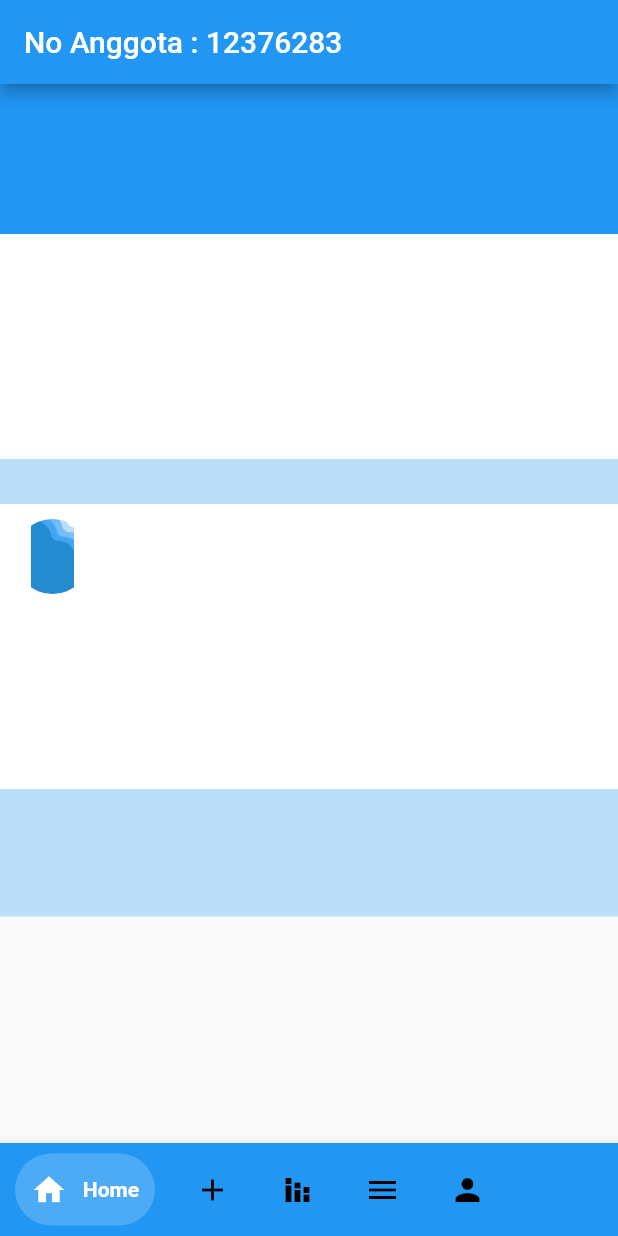
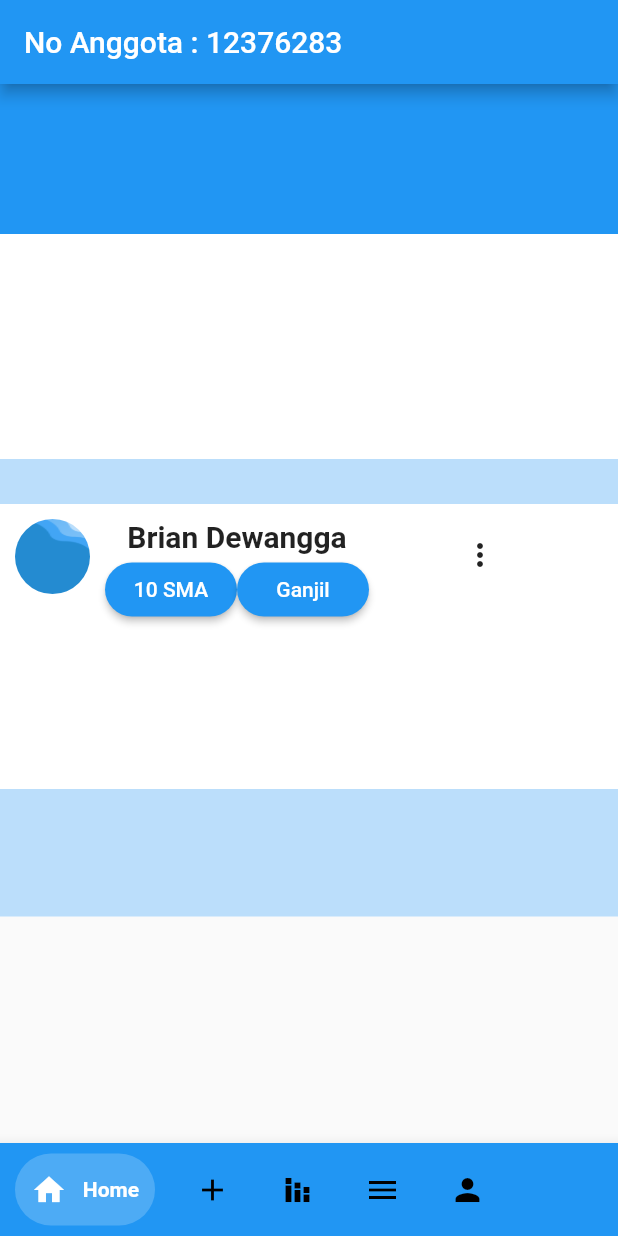
Before and after one commit to zulham724/flutter_penilaian, a Flutter app: the screen it shows after launch, after a tap on "Ke Halaman Profile", on a phone screen of 412 x 824 dp. Run offline on Flutter 3.47's test engine with Material 2 defaults, Android fonts, the phone set to English and light mode, and no system bars; drawn by our look-alikes of bubble_bottom_bar; our stand-ins replace get.

Commit message:
perbaikan home page dan lanjutan profile page

```diff
--- a/lib/app/modules/home/views/home_view.dart
+++ b/lib/app/modules/home/views/home_view.dart
@@ -41,9 +41,8 @@ class HomeView extends GetView<HomeController> {
         centerTitle: true,
       ),
       body: Center(
-          child: Column(
-        mainAxisAlignment: MainAxisAlignment.center,
-        children: [
+          child: ListView(
+          children: [
           RaisedButton(
             onPressed: () => Get.to(() => LoginView()),
             child: Text('Ke Halaman Login'),
--- a/lib/app/modules/profile/views/profile_view.dart
+++ b/lib/app/modules/profile/views/profile_view.dart
@@ -96,7 +96,7 @@ class _MyHomePageState extends State<MyHomePage> {
                 Icons.stacked_bar_chart,
                 color: Colors.white,
               ),
-              title: Text("Statistik")),
+              title: Text("Hasil")),
           BubbleBottomBarItem(
               backgroundColor: Colors.white,
               icon: Icon(
@@ -176,13 +176,73 @@ class _MyHomePageState extends State<MyHomePage> {
                                         decoration: BoxDecoration(
                                           borderRadius: BorderRadius.circular(100.0),
                                           image: DecorationImage(
-                                            image: AssetImage("assets/bg-login-2.png")
+                                            image: AssetImage("assets/bg-login-2.png"),
+                                            fit: BoxFit.fill,
                                           ),
                                         ),
                                       )
                                     ]
                                   ),
-                                )
+                                ), //End Gambar profil
+
+                                //Nama & Button
+                                Container(
+                                  margin: EdgeInsets.symmetric(vertical: 10),
+                                  child: Column(
+                                    children: [
+                                      Container(
+                                        child: Text(
+                                          'Brian Dewangga',
+                                          style: TextStyle(
+                                          fontWeight: FontWeight.bold,
+                                          fontSize: 20,
+                                          ),
+                                        ),
+                                      ),
+                                      Container(
+                                        child: Row(
+                                          children: [
+                                            RaisedButton(
+                                              shape: RoundedRectangleBorder(
+                                                borderRadius: new BorderRadius.circular(20)
+                                              ),
+                                              onPressed: () => true,
+                                              color: Colors.blue,
+                                              child: Text(
+                                                '10 SMA',
+                                                style: TextStyle(
+                                                color: Colors.white
+                                                ),
+                                              ),
+                                            ),
+                                            RaisedButton(
+                                              shape: RoundedRectangleBorder(
+                                                borderRadius: new BorderRadius.circular(20)
+                                              ),
+                                              onPressed: () => true,
+                                              color: Colors.blue,
+                                              child: Text(
+                                                'Ganjil',
+                                                style: TextStyle(
+                                                color: Colors.white
+                                                ),
+                                              ),
+                                            ),
+                                          ]
+                                        ),
+                                      ),
+
+                                    ],
+                                  ),
+                                ), //End Nama & Button
+
+                                Container(
+                                  margin: EdgeInsets.symmetric(vertical: 10, horizontal: 50),
+                                  child: IconButton(
+                                    icon: const Icon(Icons.more_vert),
+                                    onPressed: (){},
+                                  ),
+                                ),
                               ]
                             ),
                           ),
```
